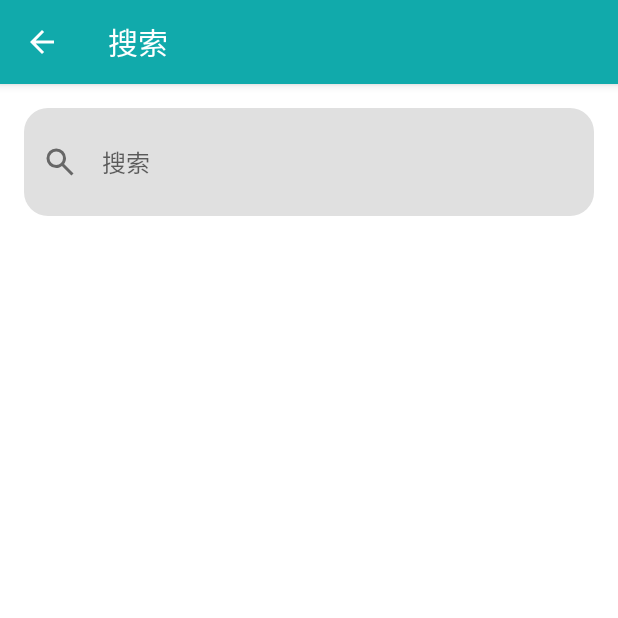
After one commit to zhjai/MyAndroidApp, an Android app built with Jetpack Compose: the SearchActivity screen opened directly, with no data from a screen before it, on a phone screen of 412 x 824 dp, the top half of it. The commit adds this screen. Run offline under Robolectric (Android 15) with nearby library versions, the phone set to English and light mode, and no system bars; 2 statements that could not run were skipped.

Commit message:
1. 添加任务和奖励的SnackBar 2. 修复在除任务和奖励页面下显示抽屉式大菜单的问题 3. 实现搜索功能

```diff
--- a/app/build.gradle.kts
+++ b/app/build.gradle.kts
@@ -71,11 +71,13 @@ dependencies {
     implementation("com.github.PhilJay:MPAndroidChart:v3.1.0")
     implementation("com.google.android.material:material:1.12.0-alpha01")
     implementation("androidx.preference:preference:1.2.1")
+    implementation(platform("androidx.compose:compose-bom:2023.08.00"))
     testImplementation("junit:junit:4.13.2")
     androidTestImplementation("androidx.test.ext:junit:1.1.5")
     androidTestImplementation("androidx.test.espresso:espresso-core:3.5.1")
     androidTestImplementation(platform("androidx.compose:compose-bom:2023.08.00"))
     androidTestImplementation("androidx.compose.ui:ui-test-junit4")
+    androidTestImplementation(platform("androidx.compose:compose-bom:2023.08.00"))
     debugImplementation("androidx.compose.ui:ui-tooling")
     debugImplementation("androidx.compose.ui:ui-test-manifest")
 }
--- /dev/null
+++ b/app/src/main/java/com/example/exam/SearchActivity.java
@@ -0,0 +1,102 @@
+package com.example.exam;
+
+import androidx.appcompat.app.AppCompatActivity;
+import androidx.recyclerview.widget.LinearLayoutManager;
+import androidx.recyclerview.widget.RecyclerView;
+
+import android.os.Bundle;
+import android.text.Editable;
+import android.text.TextWatcher;
+import android.view.MenuItem;
+
+import com.example.exam.data.AwardDataBank;
+import com.example.exam.data.AwardItem;
+import com.example.exam.data.RecyclerItem;
+import com.example.exam.data.SearchAdapter;
+import com.example.exam.data.TaskDataBank;
+import com.example.exam.data.TaskItem;
+import com.google.android.material.textfield.TextInputEditText;
+
+import java.util.ArrayList;
+
+public class SearchActivity extends AppCompatActivity {
+
+    private TextInputEditText searchEditText;
+    ArrayList<RecyclerItem> searchList = new ArrayList<>();
+
+    @Override
+    protected void onCreate(Bundle savedInstanceState) {
+        super.onCreate(savedInstanceState);
+        setContentView(R.layout.activity_search);
+
+        if (getSupportActionBar() != null) {
+            getSupportActionBar().setDisplayHomeAsUpEnabled(true);
+            getSupportActionBar().setDisplayShowHomeEnabled(true);
+        }
+
+        searchEditText = findViewById(R.id.search_edit_text);
+        RecyclerView recyclerView = findViewById(R.id.search_recycler_view);
+
+        TaskDataBank taskDataBank = new TaskDataBank(this, "dailyTasks");
+        TaskDataBank weeklyTaskDataBank = new TaskDataBank(this, "weeklyTasks");
+        TaskDataBank normalTaskDataBank = new TaskDataBank(this, "normalTasks");
+        AwardDataBank awardDataBank = new AwardDataBank(this, "awards");
+        ArrayList<TaskItem> dailyTasks = taskDataBank.loadObject();
+        ArrayList<TaskItem> weeklyTasks = weeklyTaskDataBank.loadObject();
+        ArrayList<TaskItem> normalTasks = normalTaskDataBank.loadObject();
+        ArrayList<AwardItem> awardList = awardDataBank.loadObject();
+
+        SearchAdapter searchAdapter = new SearchAdapter(new ArrayList<>());
+        recyclerView.setLayoutManager(new LinearLayoutManager(this));
+        recyclerView.setAdapter(new SearchAdapter(searchList));
+
+        searchEditText.addTextChangedListener(new TextWatcher() {
+            @Override
+            public void beforeTextChanged(CharSequence s, int start, int count, int after) {
+
+            }
+
+            @Override
+            public void onTextChanged(CharSequence s, int start, int before, int count) {
+
+            }
+
+            @Override
+            public void afterTextChanged(Editable s) {
+                String searchContent = searchEditText.getText().toString();
+                searchList.clear();
+                for (TaskItem taskItem : dailyTasks) {
+                    if (taskItem.getName().contains(searchContent)) {
+                        searchList.add(taskItem);
+                    }
+                }
+                for (TaskItem taskItem : weeklyTasks) {
+                    if (taskItem.getName().contains(searchContent)) {
+                        searchList.add(taskItem);
+                    }
+                }
+                for (TaskItem taskItem : normalTasks) {
+                    if (taskItem.getName().contains(searchContent)) {
+                        searchList.add(taskItem);
+                    }
+                }
+                for (AwardItem awardItem : awardList) {
+                    if (awardItem.getName().contains(searchContent)) {
+                        searchList.add(awardItem);
+                    }
+                }
+                searchAdapter.notifyDataSetChanged();
+            }
+        });
+    }
+
+    @Override
+    public boolean onOptionsItemSelected(MenuItem item) {
+        // 处理返回按钮的点击事件
+        if (item.getItemId() == android.R.id.home) {
+            finish(); // 关闭当前Activity，返回到前一个Activity
+            return true;
+        }
+        return super.onOptionsItemSelected(item);
+    }
+}
--- /dev/null
+++ b/app/src/main/res/layout/activity_search.xml
@@ -0,0 +1,57 @@
+<?xml version="1.0" encoding="utf-8"?>
+<LinearLayout xmlns:android="http://schemas.android.com/apk/res/android"
+    xmlns:app="http://schemas.android.com/apk/res-auto"
+    xmlns:tools="http://schemas.android.com/tools"
+    android:layout_width="match_parent"
+    android:layout_height="match_parent"
+    android:orientation="vertical"
+    tools:context=".SearchActivity">
+
+    <com.google.android.material.textfield.TextInputLayout
+        android:id="@+id/search_layout"
+        android:layout_width="match_parent"
+        android:layout_height="wrap_content"
+        android:layout_margin="16dp"
+        android:baselineAligned="false"
+        app:boxCornerRadiusBottomEnd="16dp"
+        app:boxCornerRadiusBottomStart="16dp"
+        app:boxCornerRadiusTopEnd="16dp"
+        app:boxCornerRadiusTopStart="16dp"
+        app:boxStrokeErrorColor="@android:color/holo_red_dark"
+        app:boxStrokeWidth="0dp"
+        app:boxStrokeWidthFocused="0dp"
+        app:counterOverflowTextAppearance="@style/ThemeOverlay.Material3.TextInputEditText.OutlinedBox"
+        app:counterOverflowTextColor="@android:color/holo_red_dark"
+        app:counterTextAppearance="@style/ThemeOverlay.Material3.TextInputEditText.OutlinedBox"
+        app:cursorErrorColor="@android:color/holo_red_dark"
+        app:endIconDrawable="@drawable/ic_close"
+        app:endIconMode="clear_text"
+        app:errorIconTint="@android:color/holo_red_dark"
+        app:errorTextAppearance="@style/ThemeOverlay.Material3.TextInputEditText.OutlinedBox"
+        app:errorTextColor="@android:color/holo_red_dark"
+        app:helperTextTextAppearance="@style/ThemeOverlay.Material3.TextInputEditText.OutlinedBox"
+        app:hintEnabled="false"
+        app:hintTextAppearance="@style/ThemeOverlay.Material3.TextInputEditText.OutlinedBox"
+        app:placeholderTextAppearance="@style/ThemeOverlay.Material3.TextInputEditText.OutlinedBox"
+        app:prefixTextAppearance="@style/TextAppearance.Material3.TitleMedium"
+        app:shapeAppearance="@style/Widget.MaterialComponents.TextInputLayout.OutlinedBox"
+        app:startIconDrawable="@drawable/ic_search_gray"
+        app:suffixTextAppearance="@style/TextAppearance.Material3.TitleMedium">
+
+        <com.google.android.material.textfield.TextInputEditText
+            android:id="@+id/search_edit_text"
+            android:layout_width="match_parent"
+            android:layout_height="72dp"
+            android:gravity="center_vertical"
+            android:hint="@string/search"
+            android:inputType="text"
+            android:paddingBottom="24dp"
+            android:singleLine="true" />
+    </com.google.android.material.textfield.TextInputLayout>
+
+    <androidx.recyclerview.widget.RecyclerView
+        android:id="@+id/search_recycler_view"
+        android:layout_width="match_parent"
+        android:layout_height="match_parent" />
+
+</LinearLayout>
--- a/app/src/main/res/layout/fragment_concentrate.xml
+++ b/app/src/main/res/layout/fragment_concentrate.xml
@@ -43,8 +43,8 @@
 
     <com.example.exam.view.TimerView
         android:id="@+id/timer_view"
-        android:layout_width="330dp"
-        android:layout_height="330dp"
+        android:layout_width="300dp"
+        android:layout_height="300dp"
         app:layout_constraintBottom_toBottomOf="parent"
         app:layout_constraintEnd_toEndOf="parent"
         app:layout_constraintStart_toStartOf="parent"
--- a/app/src/main/res/navigation/mobile_navigation.xml
+++ b/app/src/main/res/navigation/mobile_navigation.xml
@@ -35,7 +35,7 @@
         android:label="@string/title_my"
         tools:layout="@layout/fragment_my" />
     <fragment
-        android:id="@+id/historyFragment"
+        android:id="@+id/navigation_history"
         android:name="com.example.exam.HistoryFragment"
         android:label="@string/history"
         tools:layout="@layout/fragment_history" >
--- /dev/null
+++ b/app/src/main/res/values-land/dimens.xml
@@ -0,0 +1,3 @@
+<resources>
+    <dimen name="fab_margin">48dp</dimen>
+</resources>
--- a/app/src/main/res/values-night/themes.xml
+++ b/app/src/main/res/values-night/themes.xml
@@ -13,4 +13,9 @@
         <item name="android:statusBarColor">?attr/colorPrimaryVariant</item>
         <!-- Customize your theme here. -->
     </style>
+    <!-- Base application theme. -->
+    <style name="Base.Theme.Exam" parent="Theme.Material3.DayNight.NoActionBar">
+        <!-- Customize your dark theme here. -->
+        <!-- <item name="colorPrimary">@color/my_dark_primary</item> -->
+    </style>
 </resources>
--- /dev/null
+++ b/app/src/main/res/values-w1240dp/dimens.xml
@@ -0,0 +1,3 @@
+<resources>
+    <dimen name="fab_margin">200dp</dimen>
+</resources>
--- /dev/null
+++ b/app/src/main/res/values-w600dp/dimens.xml
@@ -0,0 +1,3 @@
+<resources>
+    <dimen name="fab_margin">48dp</dimen>
+</resources>
--- a/app/src/main/res/values/dimens.xml
+++ b/app/src/main/res/values/dimens.xml
@@ -2,4 +2,5 @@
     <!-- Default screen margins, per the Android Design guidelines. -->
     <dimen name="activity_horizontal_margin">16dp</dimen>
     <dimen name="activity_vertical_margin">16dp</dimen>
+    <dimen name="fab_margin">16dp</dimen>
 </resources>
--- a/app/src/main/res/values/themes.xml
+++ b/app/src/main/res/values/themes.xml
@@ -13,8 +13,14 @@
         <item name="android:statusBarColor">?attr/colorPrimaryVariant</item>
         <!-- Customize your theme here. -->
     </style>
+
     <style name="group_hint">
         <item name="android:textSize">12sp</item>
         <item name="android:textColor">@color/gray</item>
     </style>
+    <!-- Base application theme. -->
+    <style name="Base.Theme.Exam" parent="Theme.Material3.DayNight.NoActionBar">
+        <!-- Customize your light theme here. -->
+        <!-- <item name="colorPrimary">@color/my_light_primary</item> -->
+    </style>
 </resources>
```
Also changed, not shown: app/src/main/AndroidManifest.xml (+7 -3 lines), app/src/main/java/com/example/exam/MainActivity2.java (+7 -10 lines), app/src/main/java/com/example/exam/ui/theme/Color.kt (added, +11 -0 lines), app/src/main/res/values/strings.xml (+43 -0 lines), 2 other files.
